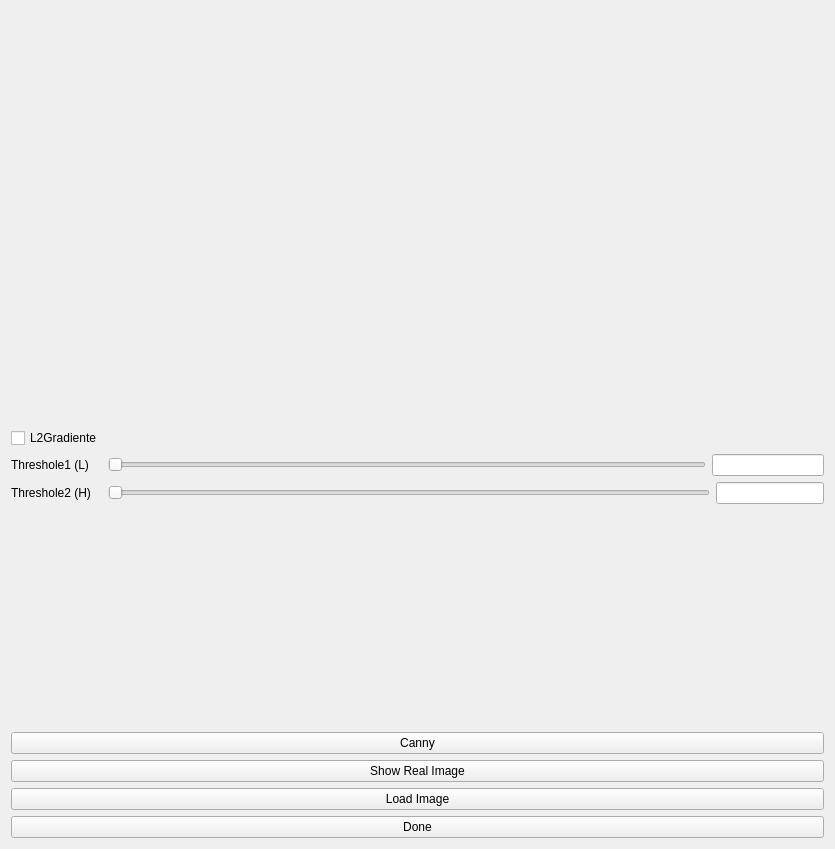
First picture: the form in src/GUI/IPSModule/ImageProcessingSystem/WaveHeightIPS/ImageAnalizer/BorderDetector/cannyparametercalculator.ui, repository aguperezpala/hvdrt, before the edit.
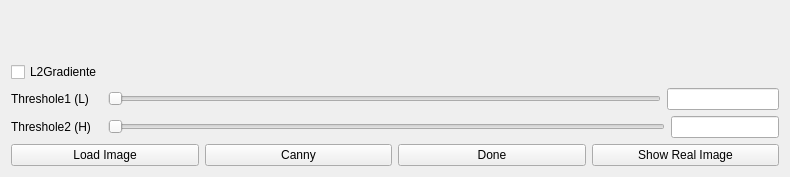
Second picture: the form after the edit.

The edit to the form file:
```diff
--- a/src/GUI/IPSModule/ImageProcessingSystem/WaveHeightIPS/ImageAnalizer/BorderDetector/cannyparametercalculator.ui
+++ b/src/GUI/IPSModule/ImageProcessingSystem/WaveHeightIPS/ImageAnalizer/BorderDetector/cannyparametercalculator.ui
@@ -9,8 +9,8 @@
    <rect>
     <x>0</x>
     <y>0</y>
-    <width>835</width>
-    <height>849</height>
+    <width>790</width>
+    <height>177</height>
    </rect>
   </property>
   <property name="windowTitle">
@@ -19,6 +19,12 @@
   <layout class="QVBoxLayout" name="verticalLayout_2">
    <item>
     <widget class="QLabel" name="image_label">
+     <property name="maximumSize">
+      <size>
+       <width>800</width>
+       <height>600</height>
+      </size>
+     </property>
      <property name="text">
       <string/>
      </property>
@@ -28,6 +34,9 @@
     <layout class="QVBoxLayout" name="verticalLayout">
      <item>
       <layout class="QFormLayout" name="formLayout">
+       <property name="sizeConstraint">
+        <enum>QLayout::SetMinimumSize</enum>
+       </property>
        <property name="fieldGrowthPolicy">
         <enum>QFormLayout::AllNonFixedFieldsGrow</enum>
        </property>
@@ -123,20 +132,10 @@
        </item>
       </layout>
      </item>
-     <item>
-      <widget class="QPushButton" name="cannyBuild_button">
-       <property name="text">
-        <string>Canny</string>
-       </property>
-      </widget>
-     </item>
-     <item>
-      <widget class="QPushButton" name="showReal_button">
-       <property name="text">
-        <string>Show Real Image</string>
-       </property>
-      </widget>
-     </item>
+    </layout>
+   </item>
+   <item>
+    <layout class="QHBoxLayout" name="horizontalLayout_3">
      <item>
       <widget class="QPushButton" name="loadImg_button">
        <property name="text">
@@ -144,6 +143,13 @@
        </property>
       </widget>
      </item>
+     <item>
+      <widget class="QPushButton" name="cannyBuild_button">
+       <property name="text">
+        <string>Canny</string>
+       </property>
+      </widget>
+     </item>
      <item>
       <widget class="QPushButton" name="done_button">
        <property name="text">
@@ -151,6 +157,13 @@
        </property>
       </widget>
      </item>
+     <item>
+      <widget class="QPushButton" name="showReal_button">
+       <property name="text">
+        <string>Show Real Image</string>
+       </property>
+      </widget>
+     </item>
     </layout>
    </item>
   </layout>
```
Left out of the diff: 14 changed lines with no effect on the pictures.
